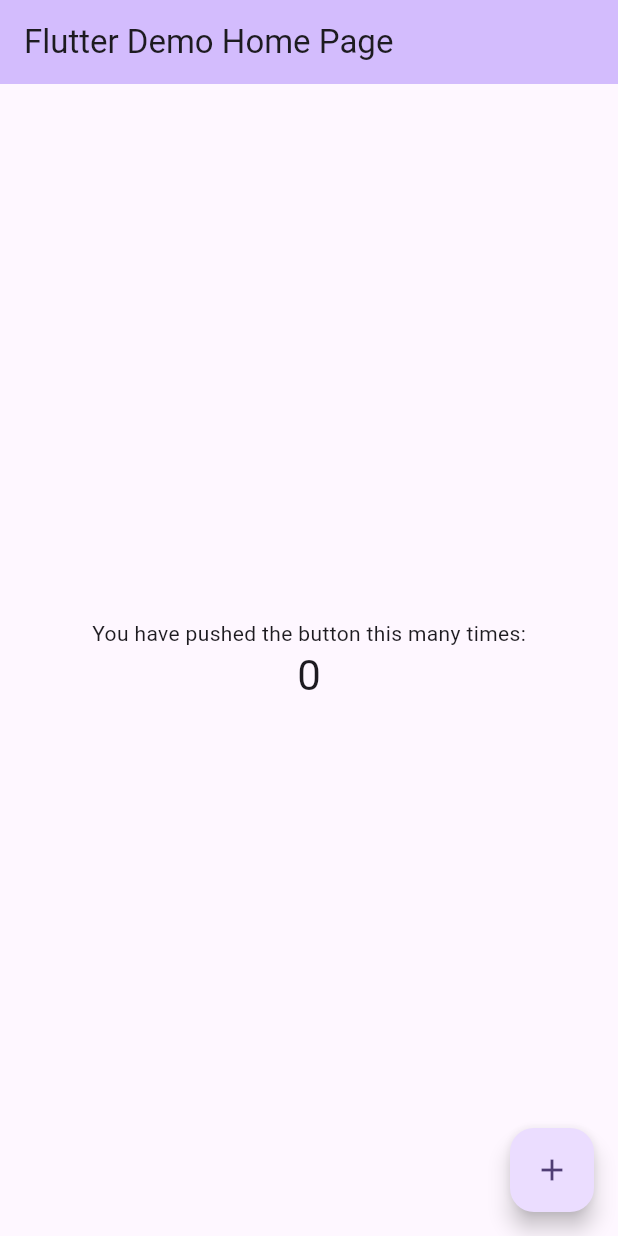
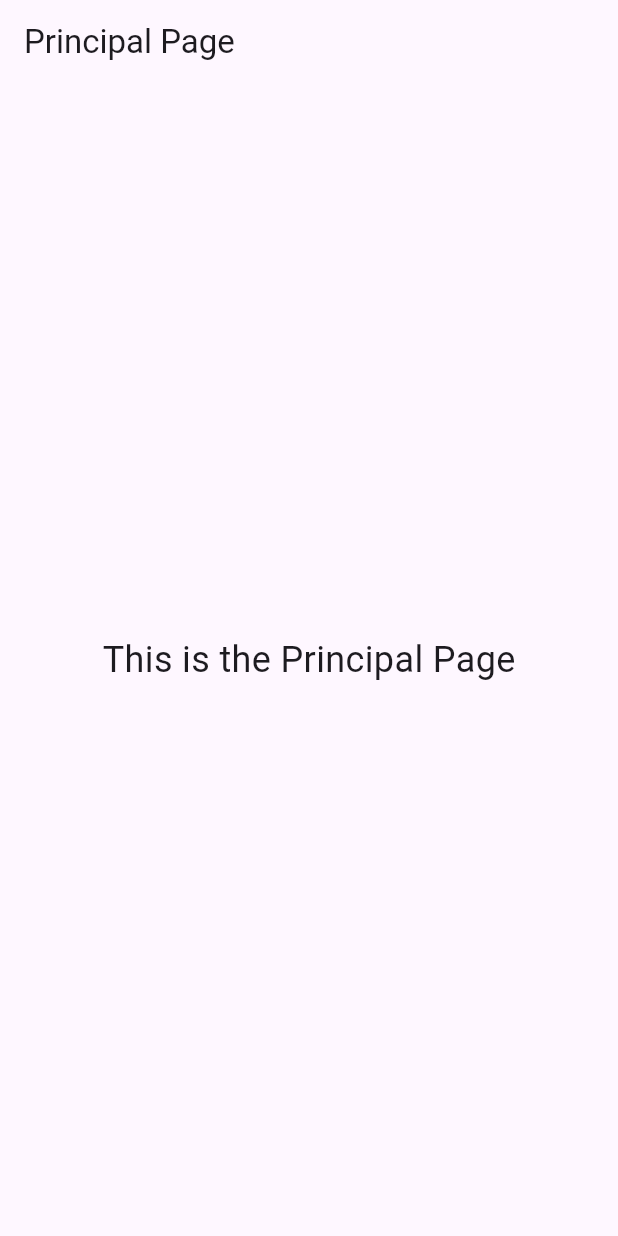
Before and after one commit to Sepelentus/CER3-FirebaseFlutter, a Flutter app: the screen it shows after launch, on a phone screen of 412 x 824 dp. Run offline on Flutter 3.47's test engine with Material 3 defaults, Android fonts, the light colour scheme and no system bars; our stand-ins replace firebase_core; accounts and stored records are empty.

Commit message:
Add PrincipalPage

```diff
--- /dev/null
+++ b/flutter_firebase_certamen/lib/Initial/principal.dart
@@ -0,0 +1,20 @@
+import 'package:flutter/material.dart';
+
+class Principalpage extends StatelessWidget {
+  const Principalpage({super.key});
+
+  @override
+  Widget build(BuildContext context) {
+    return Scaffold(
+      appBar: AppBar(
+        title: const Text('Principal Page'),
+      ),
+      body: const Center(
+        child: Text(
+          'This is the Principal Page',
+          style: TextStyle(fontSize: 24),
+        ),
+      ),
+    );
+  }
+}
--- a/flutter_firebase_certamen/lib/main.dart
+++ b/flutter_firebase_certamen/lib/main.dart
@@ -1,6 +1,7 @@
 import 'package:firebase_core/firebase_core.dart';
-import 'package:cloud_firestore/cloud_firestore.dart';
+//import 'package:cloud_firestore/cloud_firestore.dart';
 import 'package:flutter/material.dart';
+import 'package:flutter_firebase_certamen/Initial/principal.dart';
 
 void main() async {
   WidgetsFlutterBinding.ensureInitialized();
@@ -17,113 +18,10 @@ class MyApp extends StatelessWidget {
     return MaterialApp(
       title: 'Flutter Demo',
       theme: ThemeData(
-        // This is the theme of your application.
-        //
-        // TRY THIS: Try running your application with "flutter run". You'll see
-        // the application has a purple toolbar. Then, without quitting the app,
-        // try changing the seedColor in the colorScheme below to Colors.green
-        // and then invoke "hot reload" (save your changes or press the "hot
-        // reload" button in a Flutter-supported IDE, or press "r" if you used
-        // the command line to start the app).
-        //
-        // Notice that the counter didn't reset back to zero; the application
-        // state is not lost during the reload. To reset the state, use hot
-        // restart instead.
-        //
-        // This works for code too, not just values: Most code changes can be
-        // tested with just a hot reload.
         colorScheme: ColorScheme.fromSeed(seedColor: Colors.deepPurple),
         useMaterial3: true,
       ),
-      home: const MyHomePage(title: 'Flutter Demo Home Page'),
+      home: Principalpage(),
     );
   }
 }
-
-class MyHomePage extends StatefulWidget {
-  const MyHomePage({super.key, required this.title});
-
-  // This widget is the home page of your application. It is stateful, meaning
-  // that it has a State object (defined below) that contains fields that affect
-  // how it looks.
-
-  // This class is the configuration for the state. It holds the values (in this
-  // case the title) provided by the parent (in this case the App widget) and
-  // used by the build method of the State. Fields in a Widget subclass are
-  // always marked "final".
-
-  final String title;
-
-  @override
-  State<MyHomePage> createState() => _MyHomePageState();
-}
-
-class _MyHomePageState extends State<MyHomePage> {
-  int _counter = 0;
-
-  void _incrementCounter() {
-    setState(() {
-      // This call to setState tells the Flutter framework that something has
-      // changed in this State, which causes it to rerun the build method below
-      // so that the display can reflect the updated values. If we changed
-      // _counter without calling setState(), then the build method would not be
-      // called again, and so nothing would appear to happen.
-      _counter++;
-    });
-  }
-
-  @override
-  Widget build(BuildContext context) {
-    // This method is rerun every time setState is called, for instance as done
-    // by the _incrementCounter method above.
-    //
-    // The Flutter framework has been optimized to make rerunning build methods
-    // fast, so that you can just rebuild anything that needs updating rather
-    // than having to individually change instances of widgets.
-    return Scaffold(
-      appBar: AppBar(
-        // TRY THIS: Try changing the color here to a specific color (to
-        // Colors.amber, perhaps?) and trigger a hot reload to see the AppBar
-        // change color while the other colors stay the same.
-        backgroundColor: Theme.of(context).colorScheme.inversePrimary,
-        // Here we take the value from the MyHomePage object that was created by
-        // the App.build method, and use it to set our appbar title.
-        title: Text(widget.title),
-      ),
-      body: Center(
-        // Center is a layout widget. It takes a single child and positions it
-        // in the middle of the parent.
-        child: Column(
-          // Column is also a layout widget. It takes a list of children and
-          // arranges them vertically. By default, it sizes itself to fit its
-          // children horizontally, and tries to be as tall as its parent.
-          //
-          // Column has various properties to control how it sizes itself and
-          // how it positions its children. Here we use mainAxisAlignment to
-          // center the children vertically; the main axis here is the vertical
-          // axis because Columns are vertical (the cross axis would be
-          // horizontal).
-          //
-          // TRY THIS: Invoke "debug painting" (choose the "Toggle Debug Paint"
-          // action in the IDE, or press "p" in the console), to see the
-          // wireframe for each widget.
-          mainAxisAlignment: MainAxisAlignment.center,
-          children: <Widget>[
-            const Text(
-              'You have pushed the button this many times:',
-            ),
-            Text(
-              '$_counter',
-              style: Theme.of(context).textTheme.headlineMedium,
-            ),
-          ],
-        ),
-      ),
-      floatingActionButton: FloatingActionButton(
-        onPressed: _incrementCounter,
-        tooltip: 'Increment',
-        child: const Icon(Icons.add),
-      ), // This trailing comma makes auto-formatting nicer for build methods.
-    );
-  }
-}
```
